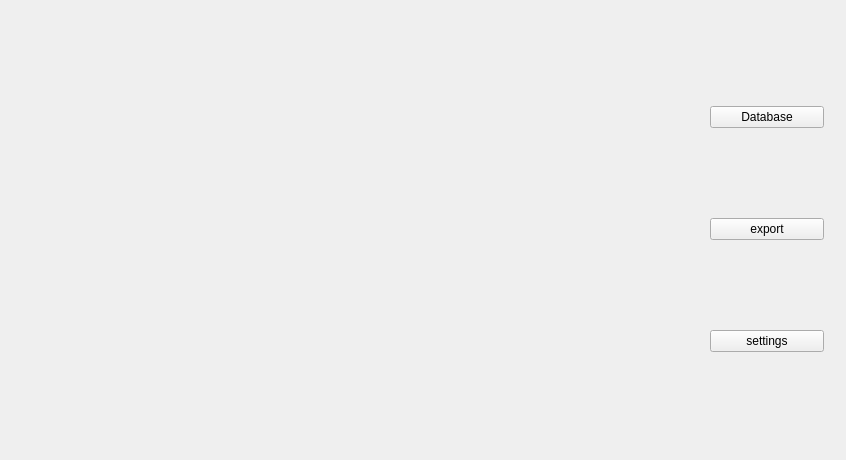
Above: mainwindow.ui from Trother555/ConverTable before the change. Below: the same form after it.
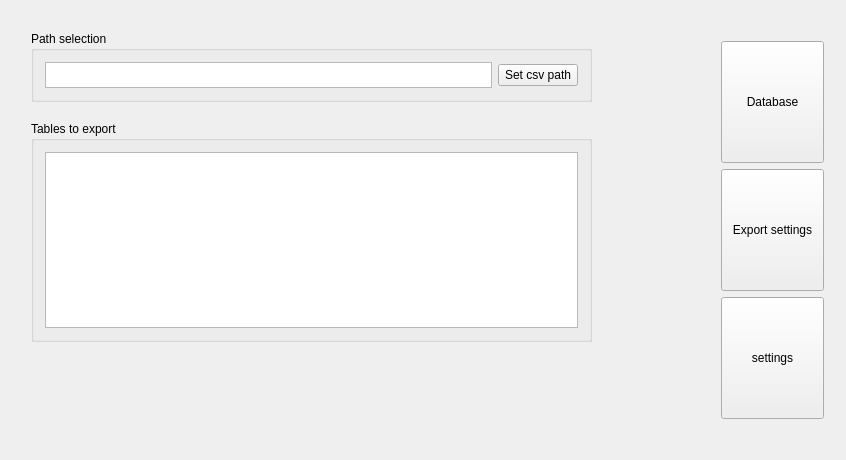
That is the form after the change. The open tabs and pages were chosen to show the change. Custom widgets are drawn as their Qt base class.

Diff of the .ui file:
```diff
--- a/mainwindow.ui
+++ b/mainwindow.ui
@@ -135,7 +135,51 @@
            </item>
           </layout>
          </widget>
-         <widget class="QWidget" name="page_3"/>
+         <widget class="QWidget" name="page_3">
+          <widget class="QGroupBox" name="groupBox">
+           <property name="geometry">
+            <rect>
+             <x>20</x>
+             <y>20</y>
+             <width>561</width>
+             <height>71</height>
+            </rect>
+           </property>
+           <property name="title">
+            <string>Path selection</string>
+           </property>
+           <layout class="QGridLayout" name="gridLayout_4">
+            <item row="0" column="0">
+             <widget class="QTextEdit" name="textEdit"/>
+            </item>
+            <item row="0" column="1">
+             <widget class="QPushButton" name="pushButton_6">
+              <property name="text">
+               <string>Set csv path</string>
+              </property>
+             </widget>
+            </item>
+           </layout>
+          </widget>
+          <widget class="QGroupBox" name="TablesToExport">
+           <property name="geometry">
+            <rect>
+             <x>20</x>
+             <y>110</y>
+             <width>561</width>
+             <height>221</height>
+            </rect>
+           </property>
+           <property name="title">
+            <string>Tables to export</string>
+           </property>
+           <layout class="QGridLayout" name="gridLayout_5">
+            <item row="0" column="0">
+             <widget class="QListWidget" name="listWidget"/>
+            </item>
+           </layout>
+          </widget>
+         </widget>
         </widget>
        </item>
       </layout>
@@ -144,17 +188,29 @@
     <item>
      <widget class="QWidget" name="widget" native="true">
       <property name="sizePolicy">
-       <sizepolicy hsizetype="Preferred" vsizetype="Preferred">
+       <sizepolicy hsizetype="Fixed" vsizetype="Fixed">
         <horstretch>1</horstretch>
         <verstretch>0</verstretch>
        </sizepolicy>
       </property>
+      <property name="minimumSize">
+       <size>
+        <width>125</width>
+        <height>400</height>
+       </size>
+      </property>
       <property name="styleSheet">
        <string notr="true"/>
       </property>
       <layout class="QGridLayout" name="gridLayout">
        <item row="0" column="0">
         <widget class="QPushButton" name="pushButton">
+         <property name="sizePolicy">
+          <sizepolicy hsizetype="Minimum" vsizetype="Preferred">
+           <horstretch>0</horstretch>
+           <verstretch>0</verstretch>
+          </sizepolicy>
+         </property>
          <property name="text">
           <string>Database</string>
          </property>
@@ -162,13 +218,25 @@
        </item>
        <item row="1" column="0">
         <widget class="QPushButton" name="pushButton_2">
+         <property name="sizePolicy">
+          <sizepolicy hsizetype="Minimum" vsizetype="Preferred">
+           <horstretch>0</horstretch>
+           <verstretch>0</verstretch>
+          </sizepolicy>
+         </property>
          <property name="text">
-          <string>export</string>
+          <string>Export settings</string>
          </property>
         </widget>
        </item>
        <item row="2" column="0">
         <widget class="QPushButton" name="pushButton_3">
+         <property name="sizePolicy">
+          <sizepolicy hsizetype="Minimum" vsizetype="Preferred">
+           <horstretch>0</horstretch>
+           <verstretch>0</verstretch>
+          </sizepolicy>
+         </property>
          <property name="text">
           <string>settings</string>
          </property>
```
